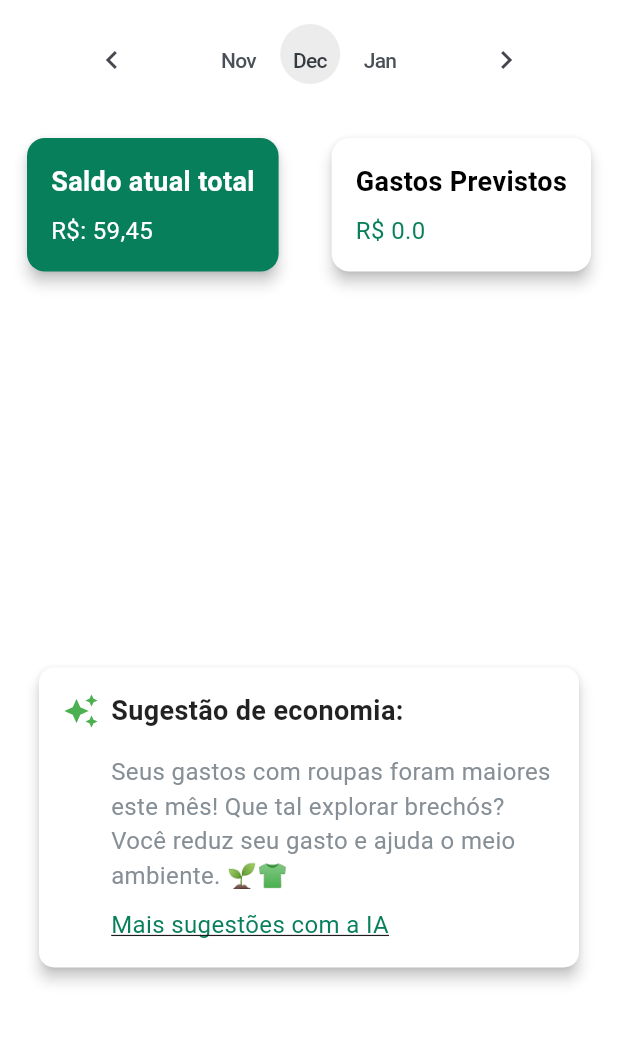
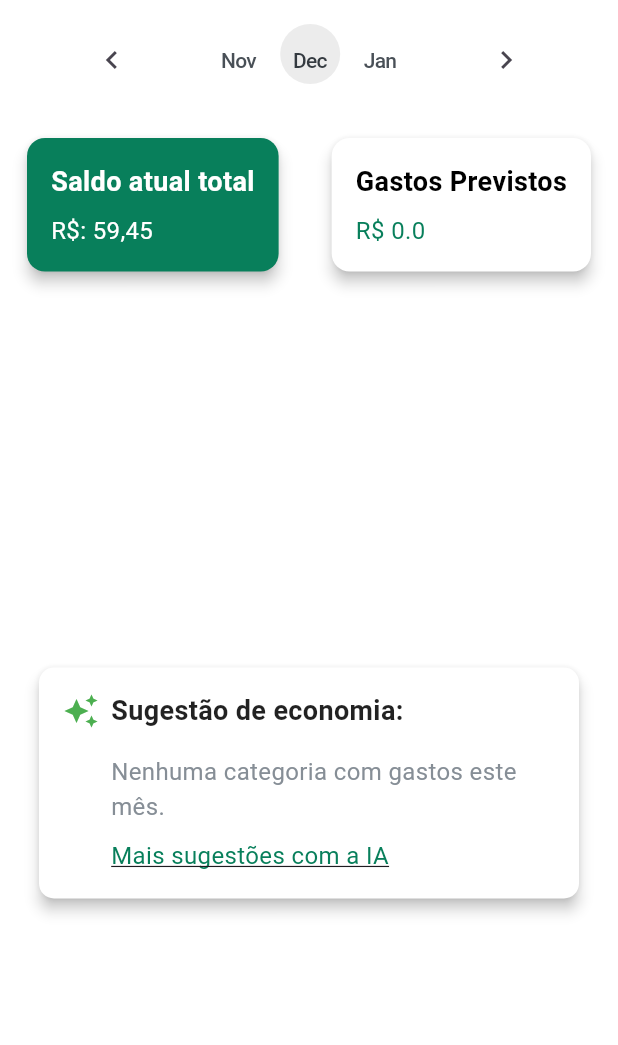
Before and after one commit to PedroHBarion/Money_Flow, a Flutter app: the ExpensesPage screen opened by its route, after a tap on the "chevron left" icon, on a phone screen of 412 x 824 dp, the part 96-1141 px from its top. Run offline on Flutter 3.47's test engine with Material 3 defaults, Android fonts, the phone set to English and light mode, and no system bars; drawn by our look-alikes of fl_chart; our stand-ins replace flutter_svg; Roboto replaces fonts that are missing (DM Sans).

Commit message:
Feat: Funcionamento do Sugestão de economia

```diff
--- /dev/null
+++ b/app_money_flow/assets/data/messages.json
@@ -0,0 +1,6 @@
+{
+  "Roupas": "Seus gastos com roupas foram maiores este mês! Que tal explorar brechós? Você reduz seu gasto e ajuda o meio ambiente. 🌱👕",
+  "Educação": "Investir em conhecimento é sempre uma boa escolha! Mas que tal buscar cursos gratuitos online? 🎓📚",
+  "Gasolina": "Seu maior gasto foi com gasolina! Considere caronas ou transporte público para economizar. 🚗💨",
+  "Varejo": "Você gastou bastante em varejo este mês! Que tal comparar preços antes de comprar ou esperar promoções? 🏬💰"
+}
--- a/app_money_flow/assets/data/transactions.json
+++ b/app_money_flow/assets/data/transactions.json
@@ -49,7 +49,7 @@
   },
   {
     "name": "Roupa de inverno",
-    "value": 180.0,
+    "value": 330.0,
     "category": "Roupas",
     "date": "2024-03-05T10:00:00Z"
   },
@@ -85,13 +85,13 @@
   },
   {
     "name": "Curso de Fotografia",
-    "value": 320.0,
+    "value": 220.0,
     "category": "Educação",
     "date": "2024-04-10T09:00:00Z"
   },
   {
     "name": "Café na praça",
-    "value": 25.0,
+    "value": 280.0,
     "category": "Varejo",
     "date": "2024-04-15T12:00:00Z"
   },
--- a/app_money_flow/lib/src/core/controller/expense_controller.dart
+++ b/app_money_flow/lib/src/core/controller/expense_controller.dart
@@ -2,36 +2,95 @@ import 'package:flutter/material.dart';
 import 'package:fl_chart/fl_chart.dart';
 import 'package:app_money_flow/src/core/models/transaction.dart';
 import 'package:app_money_flow/src/core/services/expense_service.dart';
+import 'package:app_money_flow/src/core/services/message_service.dart';
 
+/// Controller responsável por gerenciar os dados e a lógica relacionados às despesas do usuário.
+/// Ele fornece os dados para a interface, calcula estatísticas e interage com os serviços de despesas e mensagens.
 class ExpensesController extends ChangeNotifier {
+  /// Índice do mês atual selecionado.
   int currentMonthIndex = 0;
+
+  /// Dados formatados para exibição no gráfico de pizza.
   List<PieChartSectionData> chartData = [];
+
+  /// Lista de transações do usuário.
   List<Transaction> transactions = [];
 
+  /// Mensagem personalizada com sugestões de economia baseada na categoria mais gasta.
+  String highestCategoryMessage = "";
+
+  /// Serviço responsável por buscar os dados das transações.
   final ExpenseService _expenseService = ExpenseService();
 
-  void updateMonth(int newIndex) {
-    currentMonthIndex = newIndex;
-    fetchDataForMonth(newIndex); // Atualiza os dados com o novo mês
-    notifyListeners(); // Notifica os widgets que dependem desse controller
-  }
+  /// Serviço responsável por gerar mensagens personalizadas para categorias de gastos.
+  final MessageService _messageService = MessageService();
 
+  /// Construtor que carrega os dados do mês atual ao inicializar.
   ExpensesController() {
     fetchDataForMonth(currentMonthIndex);
   }
 
+  /// Atualiza o mês atual e recarrega os dados correspondentes.
+  void updateMonth(int newIndex) {
+    currentMonthIndex = newIndex;
+    fetchDataForMonth(newIndex);
+    notifyListeners();
+  }
+
+  /// Obtém os dados das transações para um determinado mês e gera os dados do gráfico.
   void fetchDataForMonth(int monthIndex) async {
     try {
-      List<Transaction> fetchedTransactions =
-          await _expenseService.fetchTransactions();
-      transactions = fetchedTransactions;
+      transactions = await _expenseService.fetchTransactions();
       chartData = _generateChartData(monthIndex);
+      _updateHighestCategoryMessage(monthIndex);
       notifyListeners();
     } catch (e) {
       print("Erro ao carregar transações: $e");
     }
   }
 
+  /// Atualiza a mensagem de sugestão de economia com base na categoria mais gasta do mês.
+  void _updateHighestCategoryMessage(int monthIndex) async {
+    String? highestCategory = _getHighestCategory(monthIndex);
+    if (highestCategory != null) {
+      highestCategoryMessage = await _messageService.getMessageForCategory(highestCategory);
+    } else {
+      highestCategoryMessage = "Nenhuma categoria com gastos este mês.";
+    }
+    notifyListeners();
+  }
+
+  /// Retorna a categoria com maior gasto em um determinado mês.
+  String? _getHighestCategory(int monthIndex) {
+    Map<String, double> categoryTotals = {};
+    for (var transaction in transactions) {
+      if (transaction.date.month == monthIndex + 1) {
+        categoryTotals[transaction.category] =
+            (categoryTotals[transaction.category] ?? 0) + transaction.value;
+      }
+    }
+    if (categoryTotals.isEmpty) return null;
+    return categoryTotals.entries.reduce((a, b) => a.value > b.value ? a : b).key;
+  }
+
+  /// Retorna a transação com o maior valor dentro do mês selecionado.
+  Transaction? getHighestTransactionForMonth(int monthIndex) {
+    List<Transaction> filteredTransactions =
+        transactions.where((transaction) => transaction.date.month == monthIndex + 1).toList();
+
+    if (filteredTransactions.isEmpty) return null;
+
+    return filteredTransactions.reduce((a, b) => a.value > b.value ? a : b);
+  }
+
+  /// Calcula o total de despesas do mês selecionado.
+  double totalExpenses(int monthIndex) {
+    return transactions
+        .where((transaction) => transaction.date.month == monthIndex + 1)
+        .fold(0, (sum, transaction) => sum + transaction.value);
+  }
+
+  /// Gera os dados do gráfico de pizza com base nos gastos do mês.
   List<PieChartSectionData> _generateChartData(int monthIndex) {
     Map<String, double> categoryTotals = {};
     for (var transaction in transactions) {
@@ -59,26 +118,7 @@ class ExpensesController extends ChangeNotifier {
         .toList();
   }
 
-  Transaction? getHighestTransactionForMonth(int monthIndex) {
-    // Filtra as transações do mês selecionado
-    List<Transaction> filteredTransactions =
-        transactions
-            .where((transaction) => transaction.date.month == monthIndex + 1)
-            .toList();
-
-    // Se não houver transações no mês, retorna null
-    if (filteredTransactions.isEmpty) return null;
-
-    // Retorna a transação com o maior valor
-    return filteredTransactions.reduce((a, b) => a.value > b.value ? a : b);
-  }
-
-  double totalExpenses(int month) {
-    return transactions
-        .where((transaction) => transaction.date.month == month)
-        .fold(0, (sum, transaction) => sum + transaction.value);
-  }
-
+  /// Retorna a cor associada a cada categoria de gastos.
   Color _getCategoryColor(String category) {
     switch (category) {
       case 'Roupas':
--- /dev/null
+++ b/app_money_flow/lib/src/core/services/message_service.dart
@@ -0,0 +1,43 @@
+import 'dart:convert';
+import 'package:flutter/services.dart';
+
+/// Classe responsável por gerenciar as mensagens associadas a diferentes categorias de despesas.
+class MessageService {
+  /// Mapa que armazena as mensagens associadas a cada categoria.
+  Map<String, String> _messages = {};
+
+  /// Construtor que carrega as mensagens ao inicializar a classe.
+  MessageService() {
+    _loadMessages();
+  }
+
+  /// Carrega as mensagens a partir de um arquivo JSON localizado na pasta 'data/messages.json'.
+  /// O arquivo JSON deve conter um mapa onde as chaves são categorias e os valores são as mensagens correspondentes.
+  Future<void> _loadMessages() async {
+    try {
+      // Lê o conteúdo do arquivo JSON
+      final String response = await rootBundle.loadString('data/messages.json');
+
+      // Decodifica o JSON para um mapa dinâmico
+      Map<String, dynamic> data = json.decode(response);
+
+      // Converte os valores do mapa para strings e armazena no atributo _messages
+      _messages = data.map((key, value) => MapEntry(key, value.toString()));
+    } catch (e) {
+      print("Erro ao carregar mensagens: $e");
+    }
+  }
+
+  /// Retorna a mensagem associada à categoria fornecida.
+  /// Se as mensagens ainda não foram carregadas, ele carrega primeiro.
+  /// Caso a categoria não tenha uma mensagem correspondente, retorna uma mensagem padrão.
+  Future<String> getMessageForCategory(String category) async {
+    // Garante que as mensagens estejam carregadas antes de acessar o mapa
+    if (_messages.isEmpty) {
+      await _loadMessages();
+    }
+
+    // Retorna a mensagem da categoria ou uma mensagem padrão se não existir
+    return _messages[category] ?? "Nenhuma mensagem disponível para essa categoria.";
+  }
+}
--- a/app_money_flow/lib/src/pages/expenses/expenses_page.dart
+++ b/app_money_flow/lib/src/pages/expenses/expenses_page.dart
@@ -48,7 +48,7 @@ class ExpensesPage extends StatelessWidget {
                         BalanceCard(
                           title: "Gastos Previstos",
                           subTitle:
-                              "R\$ ${controller.totalExpenses(controller.currentMonthIndex + 1)}",
+                              "R\$ ${controller.totalExpenses(controller.currentMonthIndex)}",
 
                           subTitlecolor: Color(0xFF087F5B),
                           titleColor: Color.fromARGB(255, 0, 0, 0),
@@ -91,7 +91,7 @@ class ExpensesPage extends StatelessWidget {
                                 : "-R\$ 0,00",
                       ),
 
-                    const SavingsSuggestionCard(),
+                    SavingsSuggestionCard(),
                   ],
                 ),
               ),
--- a/app_money_flow/lib/src/widgets/savings_suggestion_card.dart
+++ b/app_money_flow/lib/src/widgets/savings_suggestion_card.dart
@@ -1,11 +1,15 @@
 import 'package:flutter/material.dart';
+import 'package:provider/provider.dart';
 import 'package:app_money_flow/src/pages/expenses/expenses_page.dart';
+import 'package:app_money_flow/src/core/controller/expense_controller.dart';
 
 class SavingsSuggestionCard extends StatelessWidget {
   const SavingsSuggestionCard({super.key});
 
   @override
   Widget build(BuildContext context) {
+    final expensesController = Provider.of<ExpensesController>(context);
+
     return Card(
       color: Color(0xFFFFFFFF),
       margin: EdgeInsets.all(16),
@@ -32,18 +36,15 @@ class SavingsSuggestionCard extends StatelessWidget {
             ),
             SizedBox(height: 16),
             Padding(
-              padding: const EdgeInsets.only(
-                left: 32.0,
-              ), // Adicionando o espaçamento para alinhar
+              padding: const EdgeInsets.only(left: 32.0),
               child: Column(
                 crossAxisAlignment: CrossAxisAlignment.start,
                 children: [
                   Text(
-                    'Seus gastos com roupas foram maiores este mês! Que tal explorar brechós? '
-                    'Você reduz seu gasto e ajuda o meio ambiente. 🌱👕',
+                    expensesController.highestCategoryMessage,
                     style: TextStyle(
                       fontSize: 16,
-                      color: Color(0xFF868E96), // Cor #868E96
+                      color: Color(0xFF868E96),
                       fontFamily: "DM Sans",
                     ),
                   ),
@@ -61,16 +62,13 @@ class SavingsSuggestionCard extends StatelessWidget {
                       child: const Text(
                         "Mais sugestões com a IA",
                         style: TextStyle(
-                          fontFamily: 'DM Sans', // Font family
-                          fontSize: 16, // Font size
-                          fontStyle: FontStyle.normal, // Font style
-                          fontWeight: FontWeight.w400, // Font weight
-                          color: Color(0xFF087F5B), // Color (#087F5B)
-                          height: 1.5, // Line height (150% of font size = 21px)
-                          decoration:
-                              TextDecoration.underline, // Underline decoration
-                          decorationStyle:
-                              TextDecorationStyle.solid, // Solid underline
+                          fontFamily: 'DM Sans',
+                          fontSize: 16,
+                          fontWeight: FontWeight.w400,
+                          color: Color(0xFF087F5B),
+                          height: 1.5,
+                          decoration: TextDecoration.underline,
+                          decorationStyle: TextDecorationStyle.solid,
                         ),
                       ),
                     ),
```
